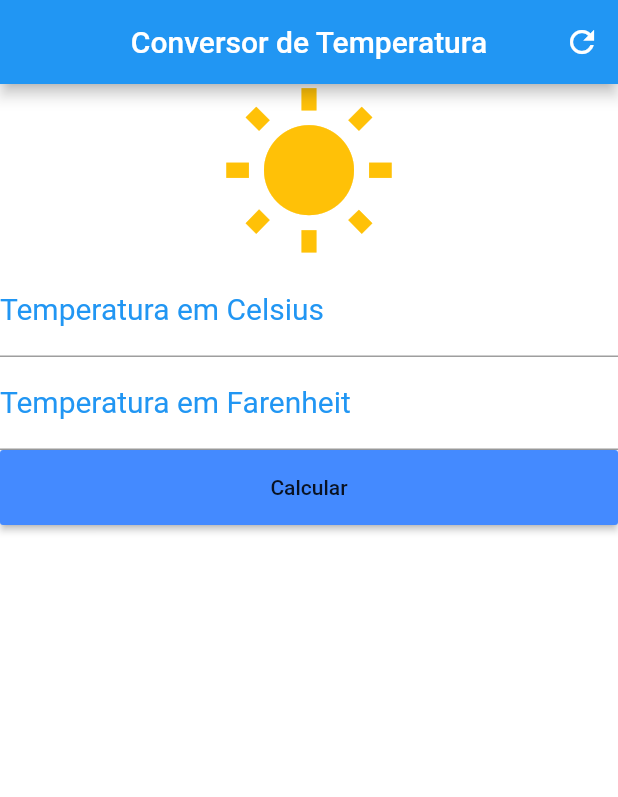
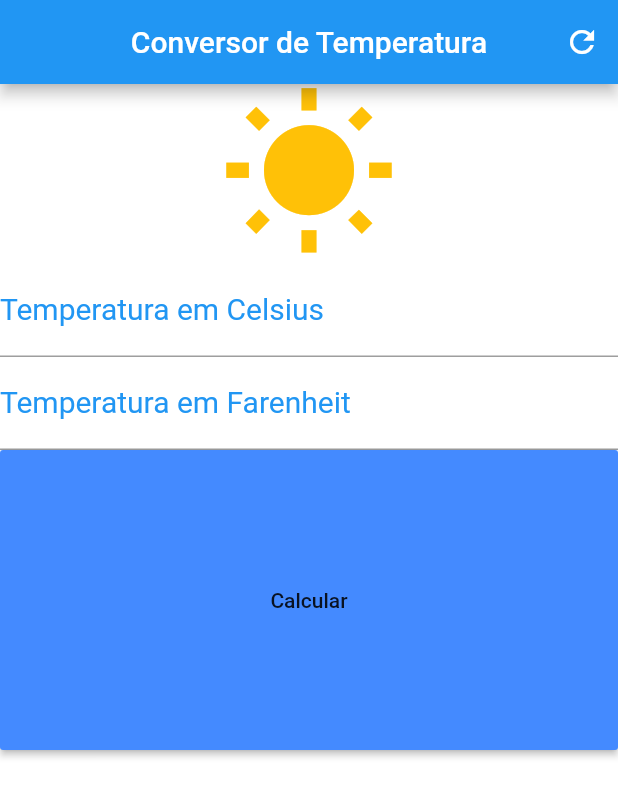
Before and after one commit to WeversonLuiz/mobile-flutter-conversor, a Flutter app: the screen it shows after launch, on a phone screen of 412 x 824 dp. Shown: the top 797 px of the screen. Run offline on Flutter 3.47's test engine with Material 2 defaults, Android fonts, the phone set to English and light mode, and no system bars.

Commit message:
Corrigindo o problema do Height do botao

```diff
--- a/lib/main.dart
+++ b/lib/main.dart
@@ -36,7 +36,7 @@ class _HomeState extends State<Home> {
     );
 
     Container containerBtn = Container(
-      height: 50,
+      height: 200,
       child: raisedButton,
     );
 
@@ -67,10 +67,14 @@ class _HomeState extends State<Home> {
         ],
     );
 
+    SingleChildScrollView singleChildScrollView = SingleChildScrollView(
+      child: column,
+    );
+
     Scaffold scaffold = Scaffold(
       appBar: appBar,
       backgroundColor: Colors.white,
-      body: column,
+      body: singleChildScrollView,
     );
 
     return scaffold;
```
